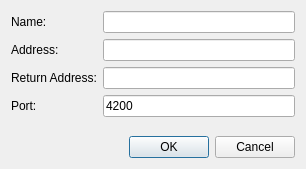
First picture: the form in src/add_remote_dialog.ui, repository CCOMJHC/rqt_udp_bridge, before the edit.
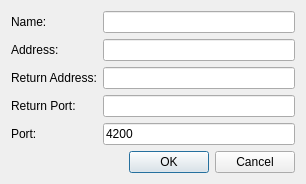
Second picture: the form after the edit.

Commit message: Add return address and port

Patch:
```diff
--- a/src/add_remote_dialog.ui
+++ b/src/add_remote_dialog.ui
@@ -54,20 +54,30 @@
        </property>
       </widget>
      </item>
-     <item row="3" column="0">
+     <item row="4" column="0">
       <widget class="QLabel" name="portLabel">
        <property name="text">
         <string>Port:</string>
        </property>
       </widget>
      </item>
-     <item row="3" column="1">
+     <item row="4" column="1">
       <widget class="QLineEdit" name="portLineEdit">
        <property name="text">
         <string>4200</string>
        </property>
       </widget>
      </item>
+     <item row="3" column="0">
+      <widget class="QLabel" name="returnPortLabel">
+       <property name="text">
+        <string>Return Port:</string>
+       </property>
+      </widget>
+     </item>
+     <item row="3" column="1">
+      <widget class="QLineEdit" name="returnPortLineEdit"/>
+     </item>
     </layout>
    </item>
    <item>
```
The commit also changes 2 other files.
